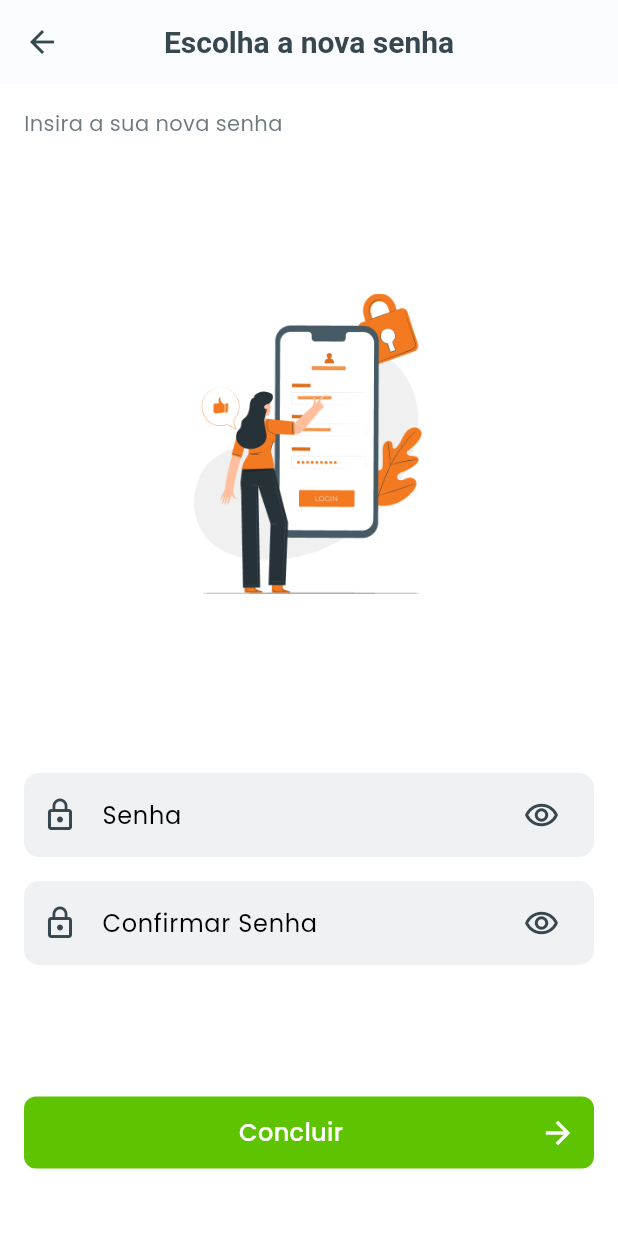
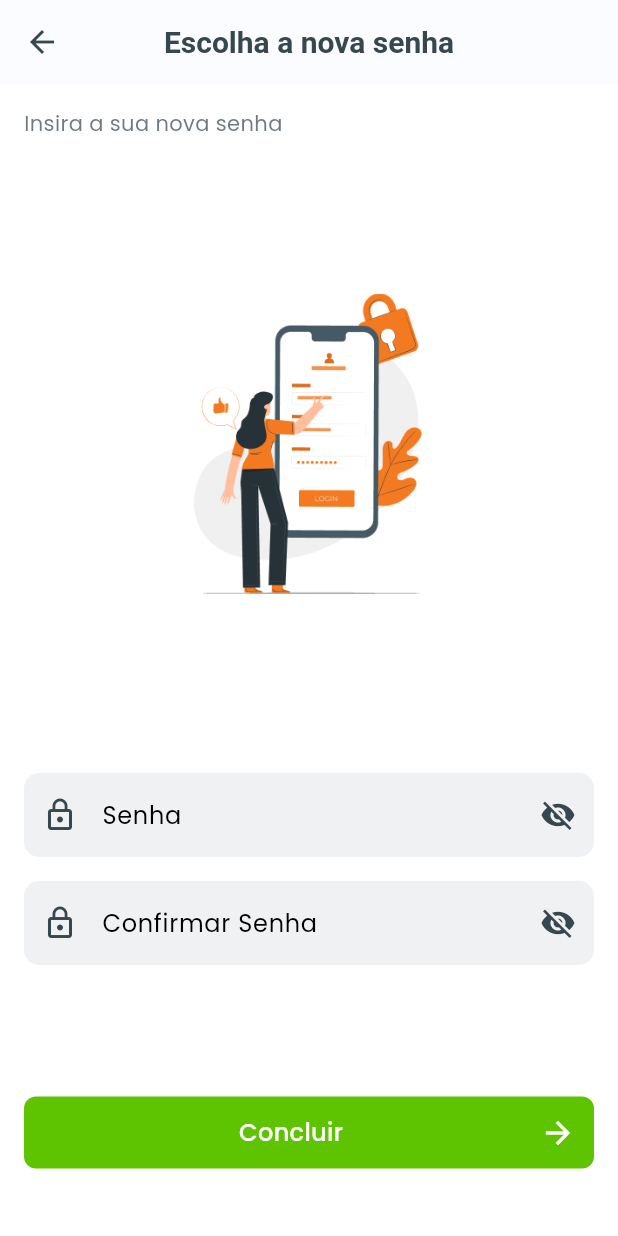
Before and after one commit to rafaelpadu/green_plate, a Flutter app: the PasswordConfirmationScreen screen opened directly, on a phone screen of 412 x 824 dp. Run offline on Flutter 3.47's test engine with Material 2 defaults, Android fonts, the phone set to English and light mode, and no system bars; our stand-ins replace carousel_slider, email_validator, firebase_core, flutter_secure_storage, fluttertoast, hive and 2 more; missing offline and left inert: http_interceptor; accounts and stored records are empty; network calls fail; statements that could not run were skipped.

Commit message:
reset de senha

```diff
--- a/lib/src/data/repositories/auth_repository.dart
+++ b/lib/src/data/repositories/auth_repository.dart
@@ -4,7 +4,7 @@ import 'package:green_plate/src/data/error/exceptions.dart';
 import 'package:green_plate/src/data/network/enviroment.dart';
 import 'package:green_plate/src/data/network/http_client.dart';
 import 'package:green_plate/src/domain/model/DTOs/usuario_dto.dart';
-import 'package:green_plate/src/presentation/features/authentication/application/token_dto.dart';
+import 'package:green_plate/src/domain/model/DTOs/token_dto.dart';
 import 'package:logger/logger.dart';
 import "package:http/http.dart" as http;
 
--- /dev/null
+++ b/lib/src/domain/model/DTOs/change_password_dto.dart
@@ -0,0 +1,23 @@
+class ChangePasswordDTO {
+  int userId;
+  String oldPassword;
+  String newPassword;
+
+  ChangePasswordDTO({
+    required this.userId,
+    required this.oldPassword,
+    required this.newPassword,
+  });
+
+  factory ChangePasswordDTO.fromJson(Map<String, dynamic> json) => ChangePasswordDTO(
+        userId: json["userId"],
+        oldPassword: json["oldPassword"],
+        newPassword: json["newPassword"],
+      );
+
+  Map<String, dynamic> toJson() => {
+        "userId": userId,
+        "oldPassword": oldPassword,
+        "newPassword": newPassword,
+      };
+}
--- a/lib/src/presentation/features/authentication/views/login_screen.dart
+++ b/lib/src/presentation/features/authentication/views/login_screen.dart
@@ -130,7 +130,6 @@ class _LoginScreenState extends State<LoginScreen> {
                     keyboardType: TextInputType.visiblePassword,
                     obscureText: !_showPassword,
                     autovalidateMode: _submitted ? AutovalidateMode.always : AutovalidateMode.disabled,
-                    inputFormatters: [FilteringTextInputFormatter.deny(RegExp(r'[/\\ ]'))],
                     validator: (String? value) {
                       if (value == null || value.isEmpty) {
                         return 'Campo não pode estar vazio';
--- a/lib/src/presentation/features/authentication/views/reset_password/password_confirmation_screen.dart
+++ b/lib/src/presentation/features/authentication/views/reset_password/password_confirmation_screen.dart
@@ -1,7 +1,12 @@
 import 'package:flutter/material.dart';
 import 'package:green_plate/src/config/theme_colors.dart';
+import 'package:green_plate/src/data/error/exceptions.dart';
+import 'package:green_plate/src/utils/loading_service.dart';
+import 'package:green_plate/src/utils/toast_service.dart';
 
 import '../../../../../domain/model/DTOs/usuario_dto.dart';
+import '../../application/login_service.dart';
+import '../login_screen.dart';
 
 class PasswordConfirmationScreen extends StatefulWidget {
   const PasswordConfirmationScreen({super.key, required this.usuarioDTO});
@@ -13,6 +18,11 @@ class PasswordConfirmationScreen extends StatefulWidget {
 class _PasswordConfirmationScreenState extends State<PasswordConfirmationScreen> {
   final TextEditingController _passWordController = TextEditingController();
   final TextEditingController _confirmPassWordController = TextEditingController();
+  final _formKey = GlobalKey<FormState>();
+  bool _submitted = false;
+  bool _showConfirmPassword = false;
+  bool _showPassword = false;
+
   @override
   Widget build(BuildContext context) {
     return Scaffold(
@@ -42,12 +52,15 @@ class _PasswordConfirmationScreenState extends State<PasswordConfirmationScreen>
                 height: 200,
               ),
             ),
-            Column(
+            Form(
+              key: _formKey,
+              child: Column(
                 children: [
                   Padding(
                     padding: const EdgeInsets.symmetric(vertical: 16),
                     child: TextFormField(
                       controller: _passWordController,
+                      textInputAction: TextInputAction.next,
                       decoration: InputDecoration(
                         border: OutlineInputBorder(
                           borderSide: BorderSide.none,
@@ -58,16 +71,30 @@ class _PasswordConfirmationScreenState extends State<PasswordConfirmationScreen>
                           Icons.lock_outline,
                           color: ThemeColors.primaryFontColor,
                         ),
-                      suffixIcon: Padding(
-                        padding: const EdgeInsets.only(right: 22),
-                        child: Icon(
-                          Icons.remove_red_eye_outlined,
+                        suffixIcon: IconButton(
+                          icon: !_showPassword ? const Icon(Icons.visibility_off) : const Icon(Icons.visibility),
                           color: ThemeColors.primaryFontColor,
-                        ),
+                          onPressed: () {
+                            setState(() {
+                              _showPassword = !_showPassword;
+                            });
+                          },
                         ),
                         fillColor: ThemeColors.textFieldBackGround,
                         filled: true,
                       ),
+                      keyboardType: TextInputType.visiblePassword,
+                      obscureText: !_showPassword,
+                      autovalidateMode: _submitted ? AutovalidateMode.always : AutovalidateMode.disabled,
+                      validator: (String? value) {
+                        if (value == null || value.isEmpty) {
+                          return 'Campo não pode estar vazio';
+                        }
+                        if (value.length < 6) {
+                          return 'A senha precisa ter no minímo 6 carácteres';
+                        }
+                        return null;
+                      },
                     ),
                   ),
                   TextFormField(
@@ -82,18 +109,37 @@ class _PasswordConfirmationScreenState extends State<PasswordConfirmationScreen>
                         Icons.lock_outline,
                         color: ThemeColors.primaryFontColor,
                       ),
-                    suffixIcon: Padding(
-                      padding: const EdgeInsets.only(right: 22),
-                      child: Icon(
-                        Icons.remove_red_eye_outlined,
+                      suffixIcon: IconButton(
+                        icon: !_showConfirmPassword ? const Icon(Icons.visibility_off) : const Icon(Icons.visibility),
                         color: ThemeColors.primaryFontColor,
-                      ),
+                        onPressed: () {
+                          setState(() {
+                            _showConfirmPassword = !_showConfirmPassword;
+                          });
+                        },
                       ),
                       fillColor: ThemeColors.textFieldBackGround,
                       filled: true,
                     ),
+                    keyboardType: TextInputType.visiblePassword,
+                    obscureText: !_showConfirmPassword,
+                    autovalidateMode: _submitted ? AutovalidateMode.always : AutovalidateMode.disabled,
+                    validator: (String? value) {
+                      if (value == null || value.isEmpty) {
+                        return 'Campo não pode estar vazio';
+                      }
+                      if (value.length < 6) {
+                        return 'A senha precisa ter no minímo 6 carácteres';
+                      }
+                      if (value != _passWordController.text) {
+                        return 'As senhas devem ser iguais';
+                      }
+                      return null;
+                    },
+                    onFieldSubmitted: (value) => createNewPassword(),
                   ),
                 ],
+              ),
             ),
             Material(
               color: ThemeColors.primary,
@@ -129,4 +175,27 @@ class _PasswordConfirmationScreenState extends State<PasswordConfirmationScreen>
       )),
     );
   }
+
+  createNewPassword() {
+    LoginService loginService = LoginService();
+    setState(() => _submitted = true);
+    if (!_formKey.currentState!.validate()) {
+      return;
     }
+    LoadingService.show(context);
+    loginService.createNewPassWord(widget.usuarioDTO.id, _passWordController.text).then((_) {
+      LoadingService.hide();
+      ToastService.success('Senha alterada com sucesso!');
+      redirectToLoginScreen();
+    }).catchError((err) {
+      LoadingService.hide();
+      ToastService.error(err is GreenPlateException
+          ? err.message
+          : 'Ocorreu um erro ao tentar alterar a sua senha. Tente novamente mais tarde');
+    });
+  }
+
+  redirectToLoginScreen() {
+    Navigator.pushReplacement(context, MaterialPageRoute(builder: (context) => const LoginScreen()));
+  }
+}
```
Also changed, not shown: lib/src/data/repositories/usuario_repository.dart (+11 -0 lines), lib/src/presentation/features/authentication/application/login_service.dart (+8 -1 lines), lib/src/domain/model/DTOs/token_dto.dart (renamed from lib/src/presentation/features/authentication/application/token_dto.dart). Lines whose indentation alone changed are shown as unchanged.
